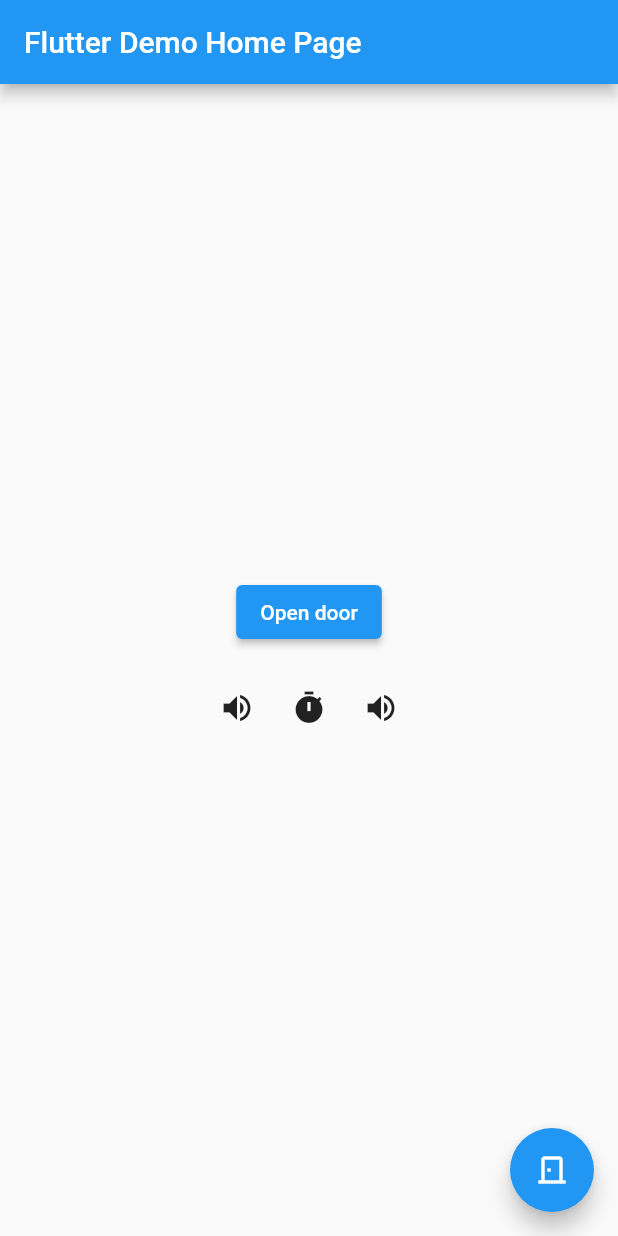
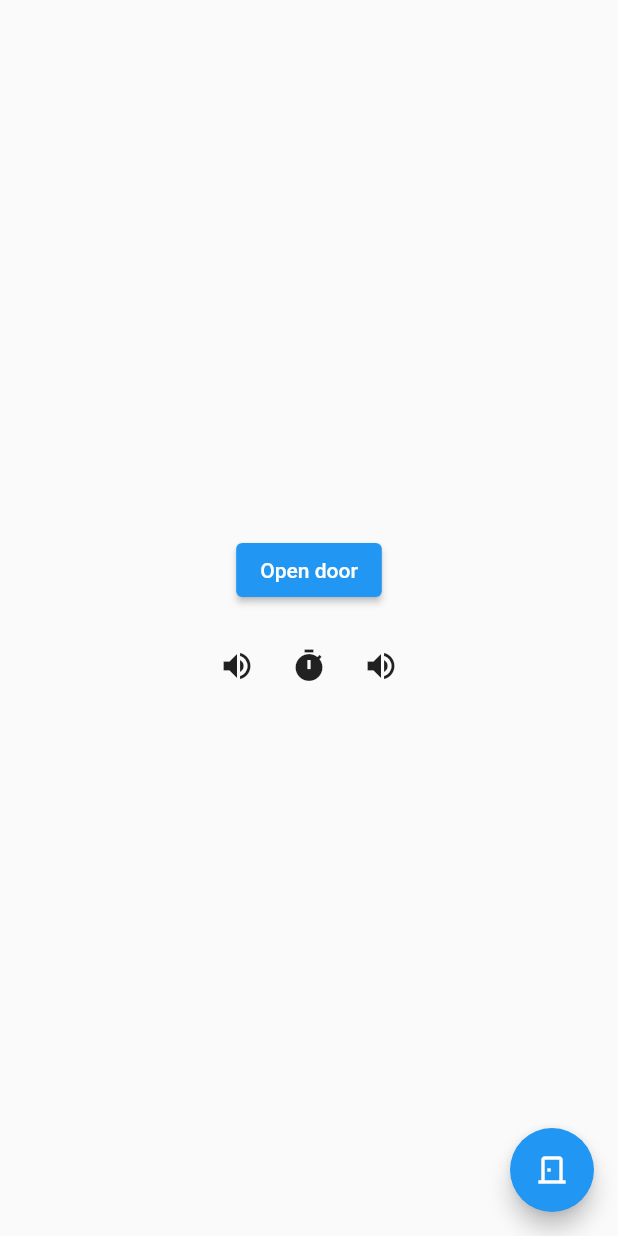
Before and after one commit to Marc-R2/esp_doorbuzzer_app, a Flutter app: the screen it shows after launch, on a phone screen of 412 x 824 dp. Run offline on Flutter 3.47's test engine with Material 2 defaults, Android fonts, the phone set to English and light mode, and no system bars; missing offline and left inert: com_flutter_client; network calls fail.

Commit message:
feat(main): Change app title to Doorbuzzer and remove appbar from home page
Updated the main.dart file to change the app title to Doorbuzzer and remove the appbar from the home page. Also, updated the MyHomePage widget to remove the title parameter.

```diff
--- a/lib/main.dart
+++ b/lib/main.dart
@@ -14,19 +14,17 @@
   @override
   Widget build(BuildContext context) {
     return MaterialApp(
-      title: 'Flutter Demo',
+      title: 'Doorbuzzer',
       theme: ThemeData(
         primarySwatch: Colors.blue,
       ),
-      home: const MyHomePage(title: 'Flutter Demo Home Page'),
+      home: const MyHomePage(),
     );
   }
 }
 
 class MyHomePage extends StatefulWidget {
-  const MyHomePage({super.key, required this.title});
-
-  final String title;
+  const MyHomePage({super.key});
 
   @override
   State<MyHomePage> createState() => _MyHomePageState();
@@ -41,9 +39,6 @@
   @override
   Widget build(BuildContext context) {
     return Scaffold(
-      appBar: AppBar(
-        title: Text(widget.title),
-      ),
       body: OpenInfo(esp: esp),
       floatingActionButton: DataBuilder(
         data: esp.state,
```
